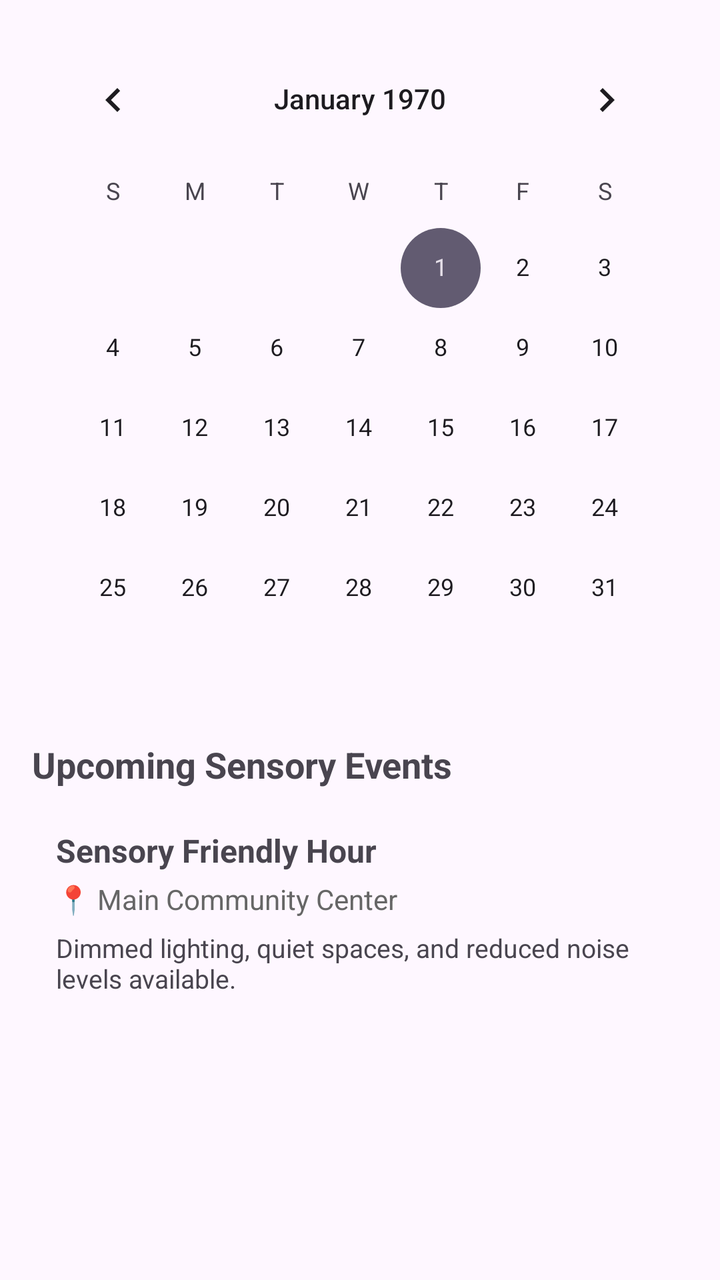
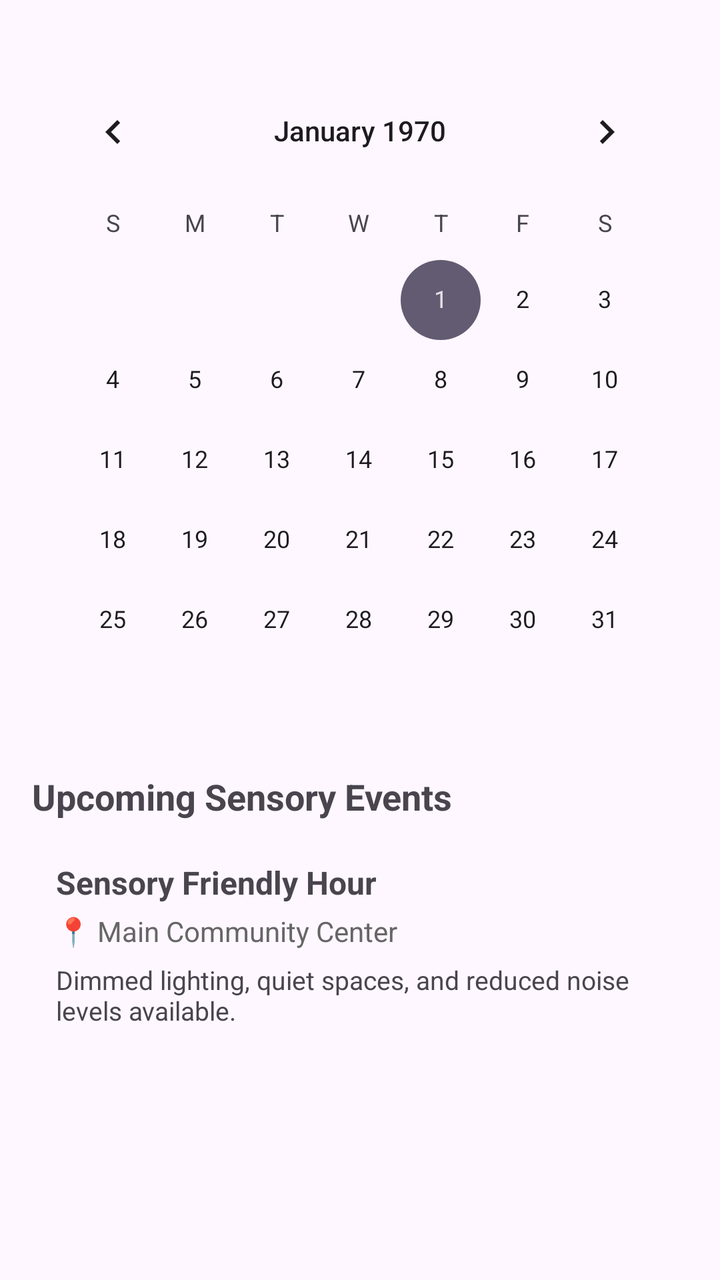

Screens rendered from an Android XML layout before and after an edit, with the pre-edit source and the edit as a unified diff.
<!-- AndroidManifest.xml: application theme AppTheme -->
<!-- res/layout/fragment_calendar.xml -->
<?xml version="1.0" encoding="utf-8"?>
<LinearLayout
  xmlns:android="http://schemas.android.com/apk/res/android"
  xmlns:app="http://schemas.android.com/apk/res-auto"
  xmlns:tools="http://schemas.android.com/tools"
  android:layout_width="match_parent"
  android:layout_height="match_parent"
  android:orientation="vertical"
  android:padding="16dp">

  
  <CalendarView
    android:id="@+id/calendar_view"
    android:layout_width="match_parent"
    android:layout_height="wrap_content" />

  <TextView
    android:id="@+id/text_events_header"
    android:layout_width="wrap_content"
    android:layout_height="wrap_content"
    android:layout_marginTop="16dp"
    android:layout_marginBottom="8dp"
    android:text="Upcoming Sensory Events"
    android:textSize="18sp"
    android:textStyle="bold" />

<LinearLayout
  android:layout_width="match_parent"
  android:layout_height="wrap_content"
  android:orientation="vertical"
  android:padding="12dp">

  <TextView
    android:id="@+id/text_event_title"
    android:layout_width="match_parent"
    android:layout_height="wrap_content"
    android:text="Sensory Friendly Hour"
    android:textSize="16sp"
    android:textStyle="bold" />

  <TextView
    android:id="@+id/text_event_location"
    android:layout_width="match_parent"
    android:layout_height="wrap_content"
    android:layout_marginTop="4dp"
    android:text="📍 Main Community Center"
    android:textColor="#666666"
    android:textSize="14sp" />

  <TextView
    android:id="@+id/text_event_description"
    android:layout_width="match_parent"
    android:layout_height="wrap_content"
    android:layout_marginTop="6dp"
    android:text="Dimmed lighting, quiet spaces, and reduced noise levels available."
    android:textSize="13sp" />

</LinearLayout>
  <androidx.recyclerview.widget.RecyclerView
    android:id="@+id/recycler_events"
    android:layout_width="match_parent"
    android:layout_height="wrap_content" />
</LinearLayout>
<!-- resources referenced by this layout -->
<resources>
  <style name="AppTheme" parent="Theme.Material3.DayNight">
      
    </style>
</resources>

<!-- the commit's change to res/layout/fragment_calendar.xml (unified diff, before → after) -->
@@ -12,7 +12,9 @@
   <CalendarView
     android:id="@+id/calendar_view"
     android:layout_width="match_parent"
-    android:layout_height="wrap_content" />
+    android:layout_height="wrap_content"
+    android:fitsSystemWindows="true"
+    android:paddingTop="16dp"/>
 
   <TextView
     android:id="@+id/text_events_header"
